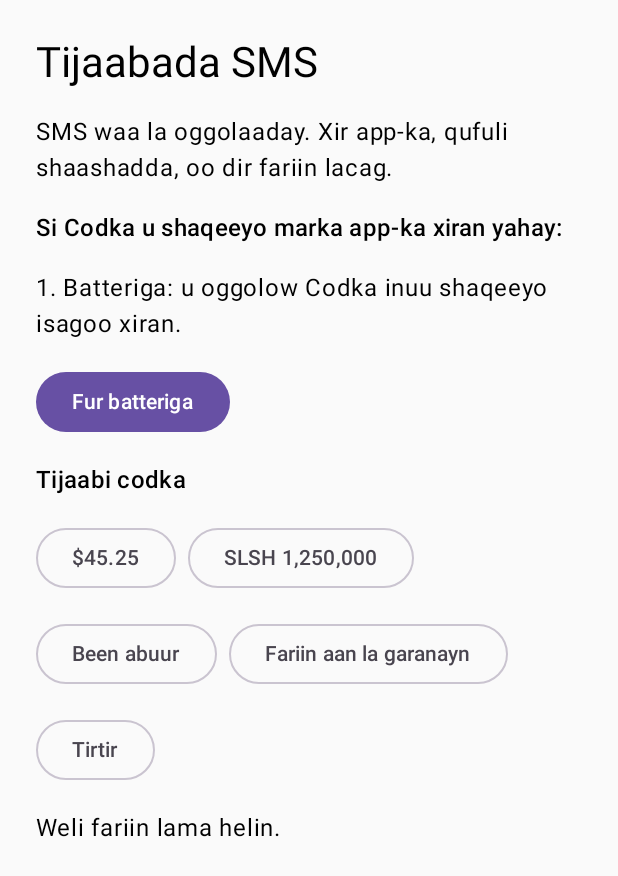
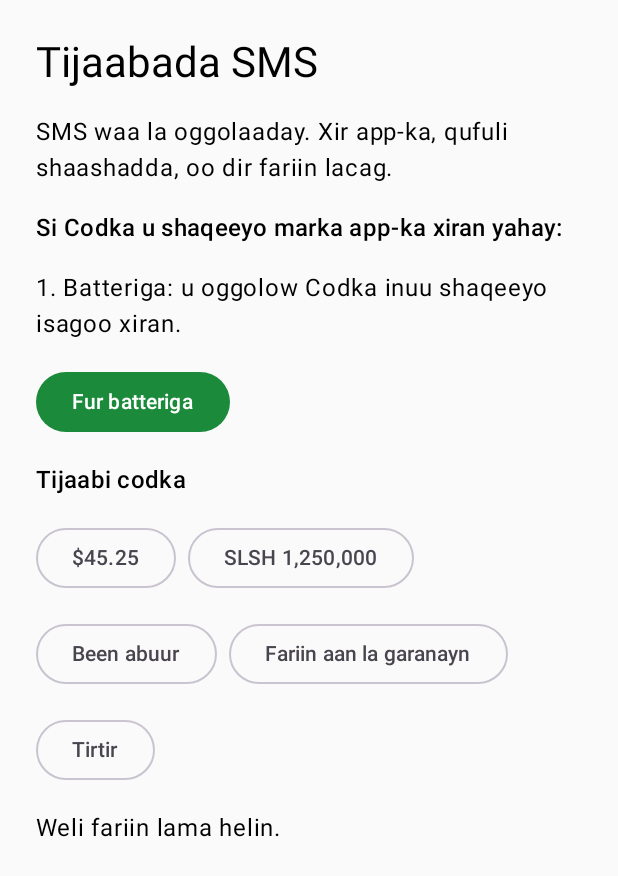
Before and after one commit to Eng-Mohamed-abdirahman/codka, an Android app built with Jetpack Compose: the screen it shows after launch (MainActivity), on a phone screen of 412 x 824 dp. Shown: the top 876 px of the screen. Run offline under Robolectric (Android 15) with nearby library versions, the phone set to English and light mode, and no system bars.

Commit message:
feat(ui): Codka colours, amount text, replay and icons
- CodkaColors: Zaad green, eDahab gold, red for suspicious payments,
  so colour carries the meaning for sellers who may not read.
- AmountText: $45.25 / SLSH 1,250,000 with thousands commas, 24-hour
  time, and today's totals per currency (suspicious ones left out).
- Replay: a saved payment says its amount again; a suspicious one
  replays the fake warning instead.
- Icons: play, warning, list, more and back.
- Tests for the formatting, totals and replay choice.

```diff
--- a/app/src/main/java/com/codka/app/ui/theme/CodkaTheme.kt
+++ b/app/src/main/java/com/codka/app/ui/theme/CodkaTheme.kt
@@ -1,10 +1,58 @@
 package com.codka.app.ui.theme
 
 import androidx.compose.material3.MaterialTheme
+import androidx.compose.material3.lightColorScheme
 import androidx.compose.runtime.Composable
+import androidx.compose.ui.graphics.Color
+import com.codka.app.data.PaymentEntity
+import com.codka.app.parser.Provider
 
-// Placeholder. Colours, type and sizes from the Codka Design System go here.
+/**
+ * Codka's colours. Sellers may not read, so colour carries the meaning:
+ * Zaad is green, eDahab is gold, and red always means "careful, this may be fake".
+ */
+object CodkaColors {
+    val Zaad = Color(0xFF1B8A3A)
+    val OnZaad = Color.White
+    val Edahab = Color(0xFFE0A100)
+    val OnEdahab = Color(0xFF2B2100)
+    val Suspicious = Color(0xFFC62828)
+    val OnSuspicious = Color.White
+    val SuspiciousLight = Color(0xFFFDECEA)
+    val Ink = Color(0xFF1C1B1F)
+    val Paper = Color(0xFFFAFAF7)
+
+    fun of(provider: Provider) = when (provider) {
+        Provider.ZAAD -> Zaad
+        Provider.EDAHAB -> Edahab
+    }
+
+    fun onColor(provider: Provider) = when (provider) {
+        Provider.ZAAD -> OnZaad
+        Provider.EDAHAB -> OnEdahab
+    }
+
+    /** A payment's colour: its provider's, or red if it may be fake. */
+    fun cardOf(payment: PaymentEntity) =
+        if (payment.isSuspicious) Suspicious else of(payment.provider)
+
+    fun onCardOf(payment: PaymentEntity) =
+        if (payment.isSuspicious) OnSuspicious else onColor(payment.provider)
+}
+
 @Composable
 fun CodkaTheme(content: @Composable () -> Unit) {
-    MaterialTheme(content = content)
+    MaterialTheme(
+        colorScheme =
+        lightColorScheme(
+            primary = CodkaColors.Zaad,
+            onPrimary = CodkaColors.OnZaad,
+            background = CodkaColors.Paper,
+            surface = CodkaColors.Paper,
+            onBackground = CodkaColors.Ink,
+            onSurface = CodkaColors.Ink,
+            error = CodkaColors.Suspicious
+        ),
+        content = content
+    )
 }
```
Also changed, not shown: app/src/main/java/com/codka/app/ui/AmountText.kt (added, +50 -0 lines), app/src/main/java/com/codka/app/ui/Replay.kt (added, +18 -0 lines), app/src/main/res/drawable/ic_back.xml (added, +10 -0 lines), app/src/main/res/drawable/ic_list.xml (added, +10 -0 lines), app/src/main/res/drawable/ic_more.xml (added, +10 -0 lines), app/src/main/res/drawable/ic_play.xml (added, +10 -0 lines), app/src/main/res/drawable/ic_warning.xml (added, +10 -0 lines), 1 other file.
